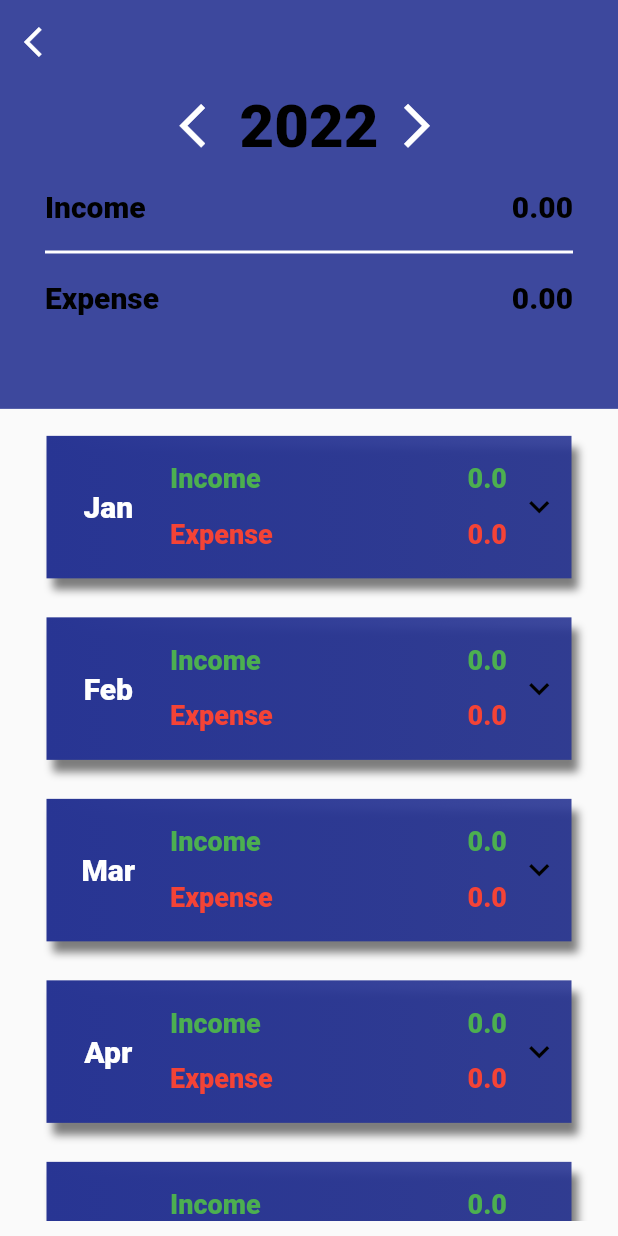
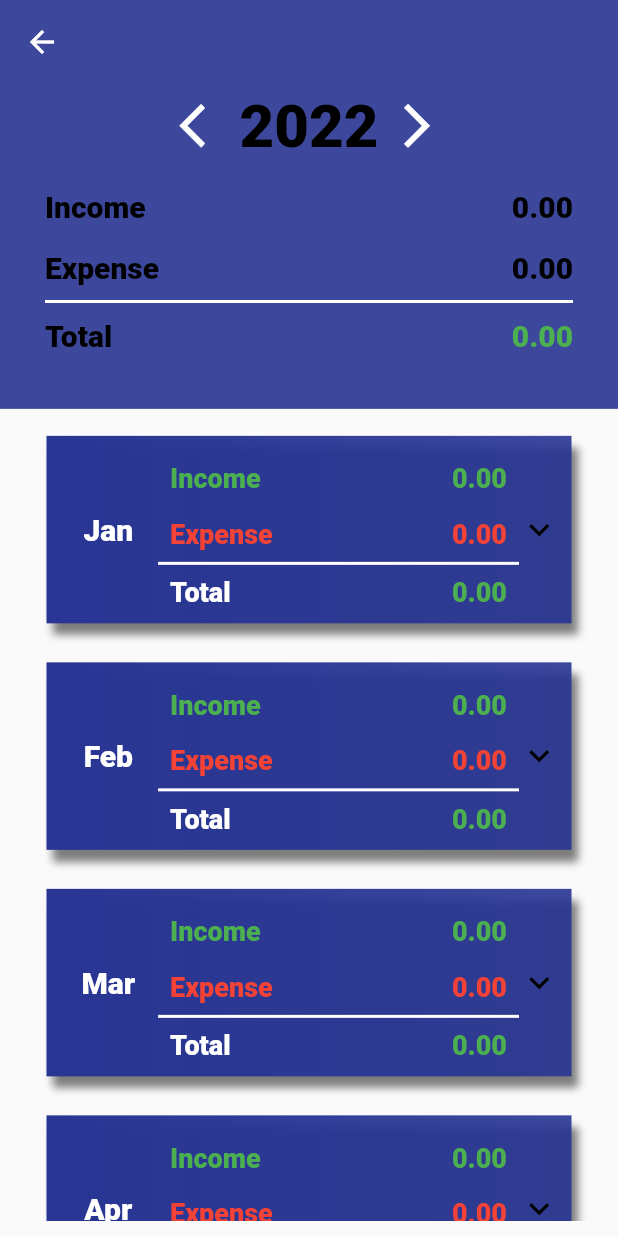
Before and after one commit to TrojanSystem/Expense_App, a Flutter app: the screen it shows after launch, in the side drawer, after a tap on "Yearly Analysis", on a phone screen of 412 x 824 dp. Run offline on Flutter 3.47's test engine with Material 2 defaults, Android fonts, the phone set to English and light mode, and no system bars; our stand-ins replace flutter_animation_progress_bar, flutter_staggered_animations, font_awesome_flutter, lite_rolling_switch, sqflite; accounts and stored records are empty.

```diff
--- a/lib/summary/summary_item.dart
+++ b/lib/summary/summary_item.dart
@@ -19,7 +19,8 @@ class SummaryItem extends StatefulWidget {
 
 class _SummaryItemState extends State<SummaryItem> {
   bool isTapped = true;
-
+  double totalSumation = 0.00;
+  bool isNegative = false;
   bool isExpanded = false;
 
   @override
@@ -70,6 +71,17 @@ class _SummaryItemState extends State<SummaryItem> {
     for (int x = 0; x < monthIncomeSummary.length; x++) {
       sumIncome += double.parse(monthIncomeSummary[x]);
     }
+    double totalSummaryDetail(double sumIncome, double sumExpense) {
+      totalSumation = sumIncome - sumExpense;
+      if (totalSumation < 0) {
+        totalSumation = totalSumation * (-1);
+        isNegative = true;
+        return totalSumation;
+      } else {
+        isNegative = false;
+        return totalSumation;
+      }
+    }
 
     return InkWell(
       highlightColor: Colors.transparent,
@@ -110,11 +122,11 @@ class _SummaryItemState extends State<SummaryItem> {
               curve: Curves.fastLinearToSlowEaseIn,
               height: isTapped
                   ? isExpanded
-                      ? 90
-                      : 95
+                      ? 120
+                      : 125
                   : isExpanded
-                      ? 175
-                      : 180,
+                      ? 195
+                      : 200,
               width: isExpanded ? 345 : 350,
               child: isTapped
                   ? Row(
@@ -157,7 +169,7 @@ class _SummaryItemState extends State<SummaryItem> {
                                         style: kkSummaryIncome,
                                       ),
                                       Text(
-                                        sumIncome.toString(),
+                                        sumIncome.toStringAsFixed(2),
                                         style: kkSummaryIncome,
                                       ),
                                     ],
@@ -173,8 +185,42 @@ class _SummaryItemState extends State<SummaryItem> {
                                         'Expense',
                                         style: kkSummaryExpense,
                                       ),
-                                      Text(sumExpense.toString(),
+                                      Text(sumExpense.toStringAsFixed(2),
                                           style: kkSummaryExpense),
+                                    ],
+                                    mainAxisAlignment:
+                                        MainAxisAlignment.spaceBetween,
+                                  ),
+                                ),
+                                Container(
+                                  width: double.infinity,
+                                  height: 2,
+                                  color: Colors.white,
+                                ),
+                                Padding(
+                                  padding: const EdgeInsets.all(8.0),
+                                  child: Row(
+                                    children: [
+                                      const Text(
+                                        'Total',
+                                        style: TextStyle(
+                                          color: Colors.white,
+                                          fontWeight: FontWeight.w900,
+                                          fontSize: 18,
+                                        ),
+                                      ),
+                                      Text(
+                                        totalSummaryDetail(
+                                                sumIncome, sumExpense)
+                                            .toStringAsFixed(2),
+                                        style: TextStyle(
+                                          color: isNegative
+                                              ? Colors.red
+                                              : Colors.green,
+                                          fontWeight: FontWeight.w900,
+                                          fontSize: 18,
+                                        ),
+                                      ),
                                     ],
                                     mainAxisAlignment:
                                         MainAxisAlignment.spaceBetween,
@@ -236,7 +282,7 @@ class _SummaryItemState extends State<SummaryItem> {
                                             style: kkSummaryIncome,
                                           ),
                                           Text(
-                                            sumIncome.toString(),
+                                            sumIncome.toStringAsFixed(2),
                                             style: kkSummaryIncome,
                                           ),
                                         ],
@@ -252,8 +298,42 @@ class _SummaryItemState extends State<SummaryItem> {
                                             'Expense',
                                             style: kkSummaryExpense,
                                           ),
-                                          Text(sumExpense.toString(),
+                                          Text(sumExpense.toStringAsFixed(2),
                                               style: kkSummaryExpense),
+                                        ],
+                                        mainAxisAlignment:
+                                            MainAxisAlignment.spaceBetween,
+                                      ),
+                                    ),
+                                    Container(
+                                      width: double.infinity,
+                                      height: 2,
+                                      color: Colors.white,
+                                    ),
+                                    Padding(
+                                      padding: const EdgeInsets.all(8.0),
+                                      child: Row(
+                                        children: [
+                                          const Text(
+                                            'Total',
+                                            style: TextStyle(
+                                              color: Colors.white,
+                                              fontWeight: FontWeight.w900,
+                                              fontSize: 18,
+                                            ),
+                                          ),
+                                          Text(
+                                            totalSummaryDetail(
+                                                    sumIncome, sumExpense)
+                                                .toStringAsFixed(2),
+                                            style: TextStyle(
+                                              color: isNegative
+                                                  ? Colors.red
+                                                  : Colors.green,
+                                              fontWeight: FontWeight.w900,
+                                              fontSize: 18,
+                                            ),
+                                          ),
                                         ],
                                         mainAxisAlignment:
                                             MainAxisAlignment.spaceBetween,
--- a/lib/summary/summry_screen.dart
+++ b/lib/summary/summry_screen.dart
@@ -14,6 +14,8 @@ class SummaryScreen extends StatefulWidget {
 
 class _SummaryScreenState extends State<SummaryScreen> {
   int currentYear = DateTime.now().year;
+  double totalSumation = 0.00;
+  bool isNegative = false;
 
   @override
   Widget build(BuildContext context) {
@@ -41,6 +43,17 @@ class _SummaryScreenState extends State<SummaryScreen> {
     for (int xx = 0; xx < totalExpenses.length; xx++) {
       totExpenseSum += double.parse(totalExpenses[xx]);
     }
+    double totalSummary(double totExpenseSum, double totIncomeSum) {
+      totalSumation = totIncomeSum - totExpenseSum;
+      if (totalSumation < 0) {
+        totalSumation = totalSumation * (-1);
+        isNegative = true;
+        return totalSumation;
+      } else {
+        isNegative = false;
+        return totalSumation;
+      }
+    }
 
     return Scaffold(
       appBar: AppBar(
@@ -48,7 +61,7 @@ class _SummaryScreenState extends State<SummaryScreen> {
           onPressed: () {
             Navigator.of(context).pop();
           },
-          icon: const Icon(Icons.arrow_back_ios),
+          icon: const Icon(Icons.arrow_back),
         ),
         backgroundColor: const Color.fromRGBO(40, 53, 147, 1).withOpacity(0.9),
         elevation: 0,
@@ -68,7 +81,6 @@ class _SummaryScreenState extends State<SummaryScreen> {
                         onPressed: () {
                           setState(() {
                             currentYear -= 1;
-                            print(currentYear);
                           });
                         },
                         icon: const Icon(
@@ -88,7 +100,6 @@ class _SummaryScreenState extends State<SummaryScreen> {
                         onPressed: () {
                           setState(() {
                             currentYear = currentYear + 1;
-                            print(currentYear);
                           });
                         },
                         icon: const Icon(
@@ -122,15 +133,6 @@ class _SummaryScreenState extends State<SummaryScreen> {
                   Padding(
                     padding:
                         const EdgeInsets.only(left: 30.0, right: 30, top: 18),
-                    child: Container(
-                      width: double.infinity,
-                      height: 2,
-                      color: Colors.white,
-                    ),
-                  ),
-                  Padding(
-                    padding:
-                        const EdgeInsets.only(left: 30.0, right: 30, top: 18),
                     child: Row(
                       mainAxisAlignment: MainAxisAlignment.spaceBetween,
                       children: [
@@ -141,6 +143,37 @@ class _SummaryScreenState extends State<SummaryScreen> {
                         Text(
                           totExpenseSum.toStringAsFixed(2),
                           style: kkSummaryIncomeStyle,
+                        ),
+                      ],
+                    ),
+                  ),
+                  Padding(
+                    padding:
+                        const EdgeInsets.only(left: 30.0, right: 30, top: 10),
+                    child: Container(
+                      width: double.infinity,
+                      height: 2,
+                      color: Colors.white,
+                    ),
+                  ),
+                  Padding(
+                    padding:
+                        const EdgeInsets.only(left: 30.0, right: 30, top: 10),
+                    child: Row(
+                      mainAxisAlignment: MainAxisAlignment.spaceBetween,
+                      children: [
+                        const Text(
+                          'Total',
+                          style: kkSummaryIncomeStyle,
+                        ),
+                        Text(
+                          totalSummary(totExpenseSum, totIncomeSum)
+                              .toStringAsFixed(2),
+                          style: TextStyle(
+                            color: isNegative ? Colors.red : Colors.green,
+                            fontWeight: FontWeight.w900,
+                            fontSize: 20,
+                          ),
                         ),
                       ],
                     ),
```
